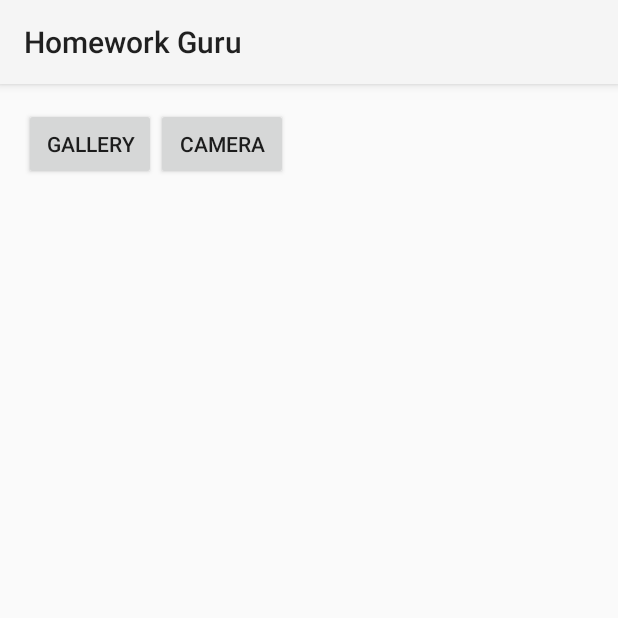
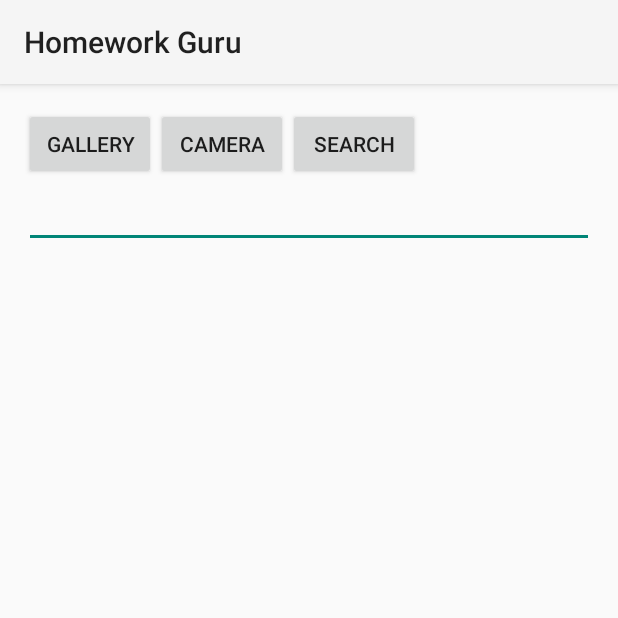
Before and after one commit to Cool247Kevin/homework_guru, an Android app: the OCRActivity screen opened directly, with no data from a screen before it, on a phone screen of 412 x 824 dp, the top half of it. Run offline under Robolectric (Android 15) with nearby library versions, the phone set to English and light mode, and no system bars; libraries missing offline, so code that uses them is left out: com.googlecode.tesseract; 2 statements that could not run were skipped.

Commit message:
OCR library test and implemented the API search.

```diff
--- a/app/src/main/java/com/appbrainmob/bubblesoft/homeworkguru/activities/OCRActivity.java
+++ b/app/src/main/java/com/appbrainmob/bubblesoft/homeworkguru/activities/OCRActivity.java
@@ -11,11 +11,13 @@ import android.os.Environment;
 import android.provider.MediaStore;
 import android.view.View;
 import android.widget.Button;
+import android.widget.EditText;
 import android.widget.ImageView;
 import android.widget.TextView;
 
 import com.appbrainmob.bubblesoft.homeworkguru.R;
 import com.appbrainmob.bubblesoft.homeworkguru.externals.TessOCR;
+import com.appbrainmob.bubblesoft.homeworkguru.tasks.RequestApisForCommunication;
 
 import java.io.File;
 import java.io.FileNotFoundException;
@@ -27,10 +29,10 @@ import java.util.Date;
 public class OCRActivity extends Activity implements View.OnClickListener {
 
     private TessOCR mTessOCR;
-    private TextView mResult;
+    private EditText mResult;
     private ProgressDialog mProgressDialog;
     private ImageView mImage;
-    private Button mButtonGallery, mButtonCamera;
+    private Button mButtonGallery, mButtonCamera, mButtonSearch;
     private String mCurrentPhotoPath;
     private static final int REQUEST_TAKE_PHOTO = 1;
     private static final int REQUEST_PICK_PHOTO = 2;
@@ -40,12 +42,14 @@ public class OCRActivity extends Activity implements View.OnClickListener {
         super.onCreate(savedInstanceState);
         setContentView(R.layout.activity_ocr);
 
-        mResult = (TextView) findViewById(R.id.tv_result);
+        mResult = (EditText) findViewById(R.id.tv_result);
         mImage = (ImageView) findViewById(R.id.image);
         mButtonGallery = (Button) findViewById(R.id.bt_gallery);
         mButtonGallery.setOnClickListener(this);
         mButtonCamera = (Button) findViewById(R.id.bt_camera);
         mButtonCamera.setOnClickListener(this);
+        mButtonSearch = (Button) findViewById(R.id.bt_search);
+        mButtonSearch.setOnClickListener(this);
         mTessOCR = new TessOCR();
     }
 
@@ -196,6 +200,13 @@ public class OCRActivity extends Activity implements View.OnClickListener {
             case R.id.bt_camera:
                 takePhoto();
                 break;
+            case R.id.bt_search:
+                String question = mResult.getText().toString();
+                if(!question.isEmpty()){
+                    RequestApisForCommunication requestApis = new RequestApisForCommunication(this);
+                    requestApis.accessApi(question);
+                }
+                break;
         }
     }
 
--- a/app/src/main/java/com/appbrainmob/bubblesoft/homeworkguru/tasks/RequestApisForCommunication.java
+++ b/app/src/main/java/com/appbrainmob/bubblesoft/homeworkguru/tasks/RequestApisForCommunication.java
@@ -22,15 +22,17 @@ import retrofit2.converter.scalars.ScalarsConverterFactory;
  */
 public class RequestApisForCommunication {
 
+    private String question;
     private Context context;
     private ProgressDialog progressDialog;
+
 
     public RequestApisForCommunication(Context context) {
 
         this.context = context;
     }
 
-    public void accessApi() {
+    public void accessApi(String question) {
 
         onPreExecute();
 
@@ -41,7 +43,7 @@ public class RequestApisForCommunication {
 
         Api service = retrofit.create(Api.class);
 
-        Call<ResponseBody> result = service.question("europe", true, false, AppConstants.WEBKNOX_API_KEY);
+        Call<ResponseBody> result = service.answer(question, "text");
 
         result.enqueue(new Callback<ResponseBody>() {
             @Override
--- a/app/src/main/res/layout/activity_ocr.xml
+++ b/app/src/main/res/layout/activity_ocr.xml
@@ -24,12 +24,20 @@
             android:text="Camera"
             />
 
-        <TextView
+        <Button
+            android:id="@+id/bt_search"
+            android:layout_width="wrap_content"
+            android:layout_height="wrap_content"
+            android:layout_toRightOf="@id/bt_camera"
+            android:text="Search"
+            >
+        </Button>
+
+        <EditText
             android:id = "@+id/tv_result"
             android:layout_width="fill_parent"
-            android:layout_height="300dp"
+            android:layout_height="wrap_content"
             android:layout_below="@id/bt_gallery"
-            android:textIsSelectable="true"
             android:scrollbars="vertical"/>
 
         <ImageView
```
Also changed, not shown: 1 other file.
